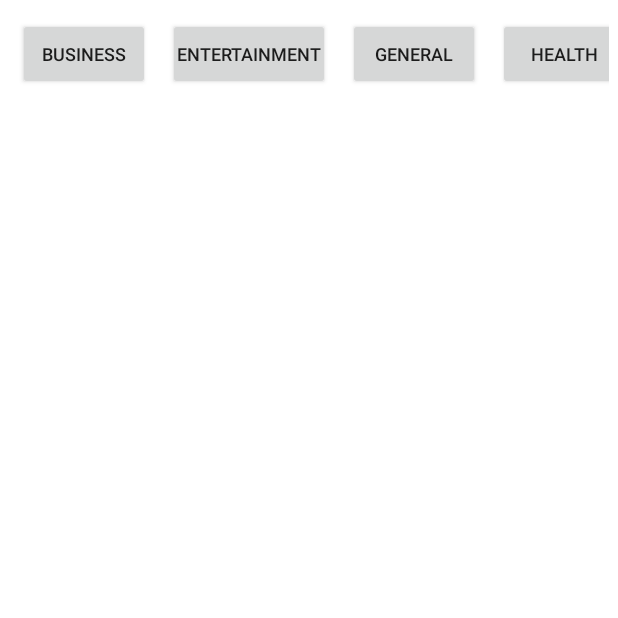
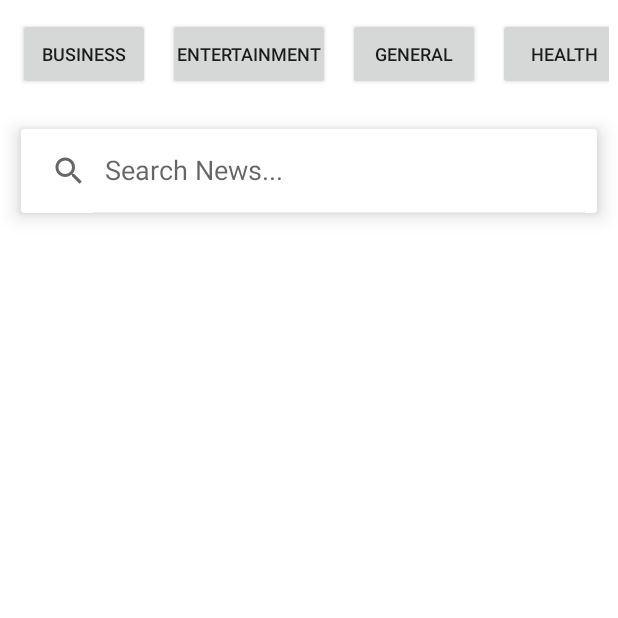
Before and after one commit to rono516/NewsAPIwithJava, an Android app: the screen it shows after launch (MainActivity), on a phone screen of 412 x 824 dp, the top half of it. Run offline under Robolectric (Android 15) with nearby library versions, the phone set to English and light mode, and no system bars.

Commit message:
second activity

```diff
--- a/app/src/main/java/com/example/codeitnews/MainActivity.java
+++ b/app/src/main/java/com/example/codeitnews/MainActivity.java
@@ -1,6 +1,7 @@
 package com.example.codeitnews;
 
 import androidx.appcompat.app.AppCompatActivity;
+import androidx.appcompat.widget.SearchView;
 import androidx.recyclerview.widget.GridLayoutManager;
 import androidx.recyclerview.widget.RecyclerView;
 
@@ -8,25 +9,57 @@ import android.app.Activity;
 import android.app.ProgressDialog;
 import android.content.Intent;
 import android.os.Bundle;
+import android.view.View;
+import android.widget.Button;
 
 import com.example.codeitnews.Models.NewsApiResponse;
 import com.example.codeitnews.Models.NewsHeadlines;
 
 import java.util.List;
 
-public class MainActivity extends Activity implements SelectListener {
+public class MainActivity extends Activity implements SelectListener, View.OnClickListener {
     RecyclerView recyclerView;
     CustomAdapter adapter;
     ProgressDialog dialog;
+    Button b1, b2, b3, b4, b5, b6, b7;
+    SearchView searchView;
 
     @Override
     protected void onCreate(Bundle savedInstanceState) {
         super.onCreate(savedInstanceState);
         setContentView(R.layout.activity_main);
 
+        searchView = findViewById(R.id.search_view);
+        searchView.setOnQueryTextListener(new SearchView.OnQueryTextListener() {
+            @Override
+            public boolean onQueryTextSubmit(String query) {
+                return true;
+            }
+
+            @Override
+            public boolean onQueryTextChange(String newText) {
+                return false;
+            }
+        });
+
         dialog = new ProgressDialog(this);
         dialog.setTitle("Fetching News Articles..");
         dialog.show();
+
+        b1= findViewById(R.id.btn_1);
+        b1.setOnClickListener(this);
+        b2= findViewById(R.id.btn_2);
+        b2.setOnClickListener(this);
+        b3= findViewById(R.id.btn_3);
+        b3.setOnClickListener(this);
+        b4= findViewById(R.id.btn_4);
+        b4.setOnClickListener(this);
+        b5= findViewById(R.id.btn_5);
+        b5.setOnClickListener(this);
+        b6= findViewById(R.id.btn_6);
+        b6.setOnClickListener(this);
+        b7= findViewById(R.id.btn_7);
+        b7.setOnClickListener(this);
 
         RequestManager manager = new RequestManager(this);
         manager.getNewsHeadlines(listener, "general", null);
@@ -60,4 +93,16 @@ public class MainActivity extends Activity implements SelectListener {
         .putExtra("data", headlines));
 
     }
+
+    @Override
+    public void onClick(View v) {
+        Button button = (Button) v;
+        String category = button.getText().toString();
+        dialog.setTitle("Fetching " + category +" news articles");
+        dialog.show();
+
+        RequestManager manager = new RequestManager(this);
+        manager.getNewsHeadlines(listener, category, null);
+
+    }
 }
--- a/app/src/main/res/layout/activity_main.xml
+++ b/app/src/main/res/layout/activity_main.xml
@@ -90,6 +90,23 @@
 
     </HorizontalScrollView>
 
+    <androidx.cardview.widget.CardView
+        android:layout_margin="14dp"
+        app:cardElevation="8dp"
+        android:layout_width="match_parent"
+        android:layout_height="wrap_content">
+
+        <androidx.appcompat.widget.SearchView
+            android:id="@+id/search_view"
+            app:defaultQueryHint="Search News..."
+            app:iconifiedByDefault="false"
+            android:layout_width="match_parent"
+            android:layout_height="?attr/actionBarSize">
+
+        </androidx.appcompat.widget.SearchView>
+
+    </androidx.cardview.widget.CardView>
+
     <androidx.recyclerview.widget.RecyclerView
         android:id="@+id/recycler_main"
         android:layout_margin="8dp"
```
